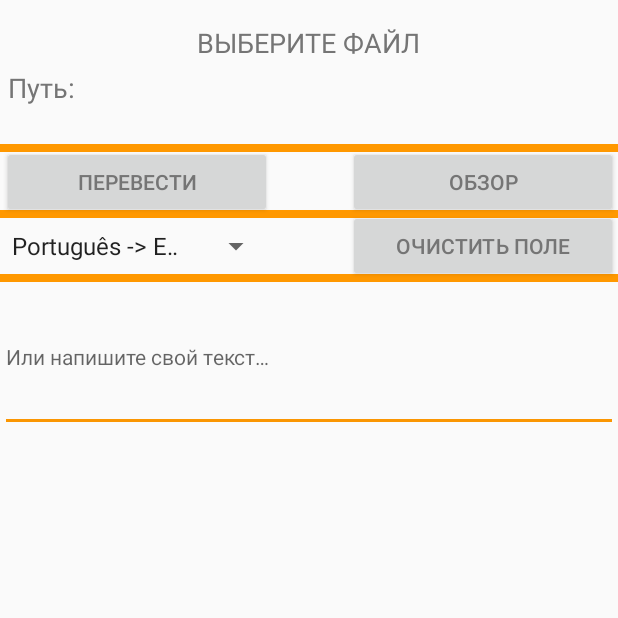
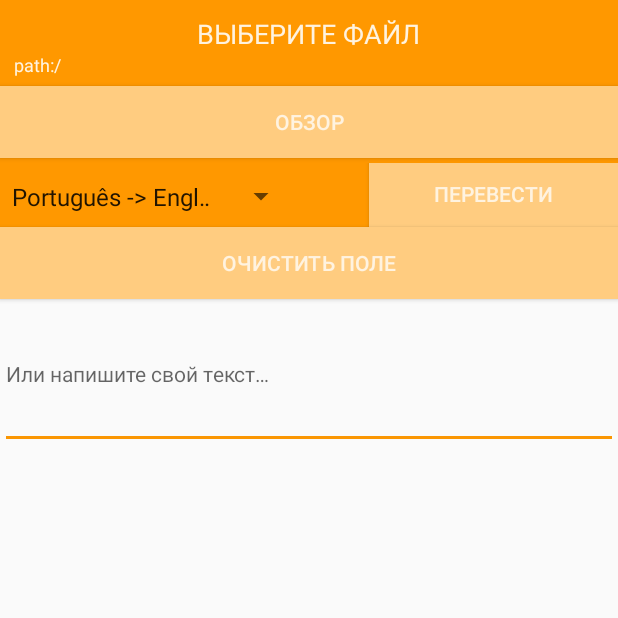
Before and after one commit to theblaizen/JTranslate, an Android app: the screen it shows after launch (MainActivity), on a phone screen of 412 x 824 dp, the top half of it. Run offline under Robolectric (Android 15) with nearby library versions, the phone set to English and light mode, and no system bars.

Commit message:
May 17 UI -> Main

```diff
--- a/app/src/main/res/layout/activity_main.xml
+++ b/app/src/main/res/layout/activity_main.xml
@@ -4,35 +4,47 @@
     xmlns:tools="http://schemas.android.com/tools"
     android:layout_width="match_parent"
     android:layout_height="match_parent"
-    android:paddingTop="@dimen/activity_vertical_margin"
     tools:context="ua.blaizenex.jtranslate.MainActivity">
 
+
+    <LinearLayout
+        android:orientation="vertical"
+        android:layout_width="match_parent"
+        android:layout_height="80dp"
+        android:background="#ff9800"
+        android:layout_centerHorizontal="true"
+        android:layout_alignParentTop="true"
+        android:id="@+id/linearLayout3"
+        android:weightSum="1">
+
+        <TextView
+            android:layout_width="wrap_content"
+            android:layout_height="wrap_content"
+            android:text="@string/info_top"
+            android:id="@+id/textView"
+            android:textSize="18sp"
+            android:textColor="#FFF3E0"
+            android:layout_marginTop="10dp"
+            android:layout_gravity="center_horizontal" />
+
+        <LinearLayout
+            android:orientation="vertical"
+            android:layout_width="match_parent"
+            android:layout_height="wrap_content"
+            android:layout_gravity="center_horizontal"
+            android:layout_weight="0.31">
 
             <TextView
                 android:layout_width="wrap_content"
                 android:layout_height="wrap_content"
                 android:text="@string/path"
-        android:layout_marginTop="5dp"
-        android:layout_marginLeft="5dp"
-        android:id="@+id/tvPath"
-        android:textSize="18sp"
-        android:textColor="#757575"
-        android:layout_below="@+id/textView"
-        android:layout_alignParentLeft="true"
-        android:layout_alignParentStart="true" />
-
-    <TextView
-        android:layout_width="wrap_content"
-        android:layout_height="wrap_content"
-        android:text=""
                 android:id="@+id/tvPathName"
-        android:textSize="18sp"
-        android:textColor="#757575"
-        android:layout_alignTop="@+id/tvPath"
-        android:layout_toRightOf="@+id/tvPath"
-        android:layout_toEndOf="@+id/tvPath"
+                android:textSize="12sp"
+                android:textColor="#FFF3E0"
                 android:layout_marginLeft="9dp"
                 android:layout_marginStart="9dp" />
+        </LinearLayout>
+    </LinearLayout>
 
     <Button
         android:layout_width="wrap_content"
@@ -40,67 +52,30 @@
         android:text="@string/view"
         android:id="@+id/btnViewTXT"
         android:width="180dp"
-        android:textColor="#757575"
-        android:layout_alignBottom="@+id/linearLayout2"
+        android:textColor="#FFF3E0"
+        android:background="#FFCC80"
+        android:layout_alignParentLeft="true"
+        android:layout_alignParentStart="true"
+        android:layout_below="@+id/linearLayout"
         android:layout_alignParentRight="true"
         android:layout_alignParentEnd="true" />
-
-    <Button
-        android:layout_width="wrap_content"
-        android:layout_height="wrap_content"
-        android:text="@string/translate"
-        android:id="@+id/btnTranslate"
-        android:width="180dp"
-        android:padding="0dp"
-        android:textColor="#757575"
-        android:layout_margin="1dp"
-        android:layout_alignTop="@+id/linearLayout"
-        android:layout_alignParentLeft="true"
-        android:layout_alignParentStart="true" />
 
     <LinearLayout
         android:orientation="horizontal"
         android:layout_width="match_parent"
         android:layout_height="5dp"
-        android:background="#ff9800"
-        android:layout_marginBottom="0dp"
-        android:paddingBottom="0dp"
         android:id="@+id/linearLayout"
-        android:layout_below="@+id/tvPathName"
+        android:layout_alignParentTop="true"
+        android:layout_marginTop="46dp"
+        android:layout_marginBottom="6dp"
         android:layout_alignParentLeft="true"
-        android:layout_alignParentStart="true"
-        android:layout_marginTop="25dp"></LinearLayout>
+        android:layout_alignParentStart="true"/>
 
-    <LinearLayout
-        android:orientation="horizontal"
+    <RelativeLayout
         android:layout_width="match_parent"
-        android:layout_height="5dp"
-        android:background="#ff9800"
-        android:id="@+id/linearLayout2"
-        android:layout_alignBottom="@+id/btnTranslate"
-        android:layout_alignParentLeft="true"
-        android:layout_alignParentStart="true"
-        />
-
-    <LinearLayout
-        android:orientation="horizontal"
-        android:layout_width="match_parent"
-        android:layout_height="5dp"
-        android:background="#ff9800"
-        android:id="@+id/linearLayout3"
-        android:layout_alignBottom="@+id/btnClearTextArea"
-        android:layout_alignParentLeft="true"
-        android:layout_alignParentStart="true" />
-
-    <TextView
-        android:layout_width="wrap_content"
-        android:layout_height="wrap_content"
-        android:text="@string/info_top"
-        android:id="@+id/textView"
-        android:textSize="18sp"
-        android:textColor="#757575"
-        android:layout_alignParentTop="true"
-        android:layout_centerHorizontal="true" />
+        android:layout_height="match_parent"
+        android:layout_below="@+id/btnViewTXT"
+        android:id="@+id/relativeLayout">
 
         <EditText
             android:layout_width="wrap_content"
@@ -110,22 +85,11 @@
             android:textSize="14sp"
             android:textColor="#757575"
             android:singleLine="false"
-        android:layout_below="@+id/linearLayout3"
-        android:layout_alignRight="@+id/btnClearTextArea"
-        android:layout_alignEnd="@+id/btnClearTextArea"
-        android:layout_alignParentLeft="true"
-        android:layout_alignParentStart="true" />
-
-    <Spinner
-        android:layout_width="wrap_content"
-        android:layout_height="wrap_content"
-        android:id="@+id/spinner"
-        android:layout_below="@+id/btnViewTXT"
+            android:layout_below="@+id/btnClearTextArea"
             android:layout_alignParentLeft="true"
             android:layout_alignParentStart="true"
-        android:layout_alignRight="@+id/btnTranslate"
-        android:layout_alignEnd="@+id/btnTranslate"
-        android:layout_above="@+id/linearLayout3" />
+            android:layout_alignParentRight="true"
+            android:layout_alignParentEnd="true" />
 
         <Button
             style="?android:attr/buttonStyleSmall"
@@ -133,11 +97,82 @@
             android:layout_height="wrap_content"
             android:text="@string/clear"
             android:id="@+id/btnClearTextArea"
-        android:textColor="#757575"
-        android:layout_alignTop="@+id/linearLayout2"
+            android:textColor="#FFF3E0"
+            android:background="#FFCC80"
+            android:layout_alignParentLeft="true"
+            android:layout_alignParentStart="true"
             android:layout_alignParentRight="true"
             android:layout_alignParentEnd="true"
-        android:layout_alignLeft="@+id/btnViewTXT"
-        android:layout_alignStart="@+id/btnViewTXT" />
+            android:layout_alignTop="@+id/linearLayout4" />
+
+        <LinearLayout
+            android:orientation="horizontal"
+            android:layout_width="match_parent"
+            android:layout_height="5dp"
+            android:background="#ff9800"
+            android:paddingBottom="0dp"
+            android:id="@+id/linearLayout4"
+            android:layout_alignParentTop="true"
+            android:layout_marginTop="46dp"
+            android:layout_alignParentLeft="true"
+            android:layout_alignParentStart="true" />
+
+        <LinearLayout
+            android:orientation="horizontal"
+            android:layout_width="match_parent"
+            android:layout_height="5dp"
+            android:background="#ff9800"
+            android:id="@+id/linearLayout2"
+            android:layout_alignParentLeft="true"
+            android:layout_alignParentStart="true"
+            android:layout_alignBottom="@+id/linearLayout4"
+            android:layout_alignParentTop="true"
+            android:weightSum="1">
+
+            <LinearLayout
+                android:orientation="vertical"
+                android:layout_width="187dp"
+                android:layout_height="match_parent">
+
+                <Spinner
+                    android:layout_width="198dp"
+                    android:layout_height="match_parent"
+                    android:id="@+id/spinner" />
+            </LinearLayout>
+
+            <LinearLayout
+                android:orientation="vertical"
+                android:layout_width="match_parent"
+                android:layout_height="match_parent">
+
+                <Button
+                    android:layout_width="166dp"
+                    android:layout_height="wrap_content"
+                    android:text="@string/translate"
+                    android:id="@+id/btnTranslate"
+                    android:width="70dp"
+                    android:padding="0dp"
+                    android:textColor="#FFF3E0"
+                    android:background="#FFCC80"
+                    android:layout_alignParentLeft="true"
+                    android:layout_alignParentStart="true"
+                    android:layout_marginLeft="227dp"
+                    android:layout_marginStart="227dp"
+                    android:layout_below="@+id/linearLayout5"
+                    android:layout_gravity="right" />
+            </LinearLayout>
+
+        </LinearLayout>
+    </RelativeLayout>
+
+    <LinearLayout
+        android:orientation="horizontal"
+        android:layout_width="match_parent"
+        android:layout_height="3dp"
+        android:background="#ff9800"
+        android:paddingBottom="0dp"
+        android:id="@+id/linearLayout5"
+        android:layout_centerHorizontal="true"
+        android:layout_below="@+id/btnViewTXT" />
 
 </RelativeLayout>
--- a/app/src/main/res/values/strings.xml
+++ b/app/src/main/res/values/strings.xml
@@ -1,6 +1,6 @@
 <resources>
     <string name="app_name">JTranslate</string>
-    <string name="path">Путь: </string>
+    <string name="path">path:/</string>
     <string name="view">Обзор</string>
     <string name="translate">Перевести</string>
     <string name="info_top">ВЫБЕРИТЕ ФАЙЛ</string>
```
Lines whose indentation alone changed are shown as unchanged.
